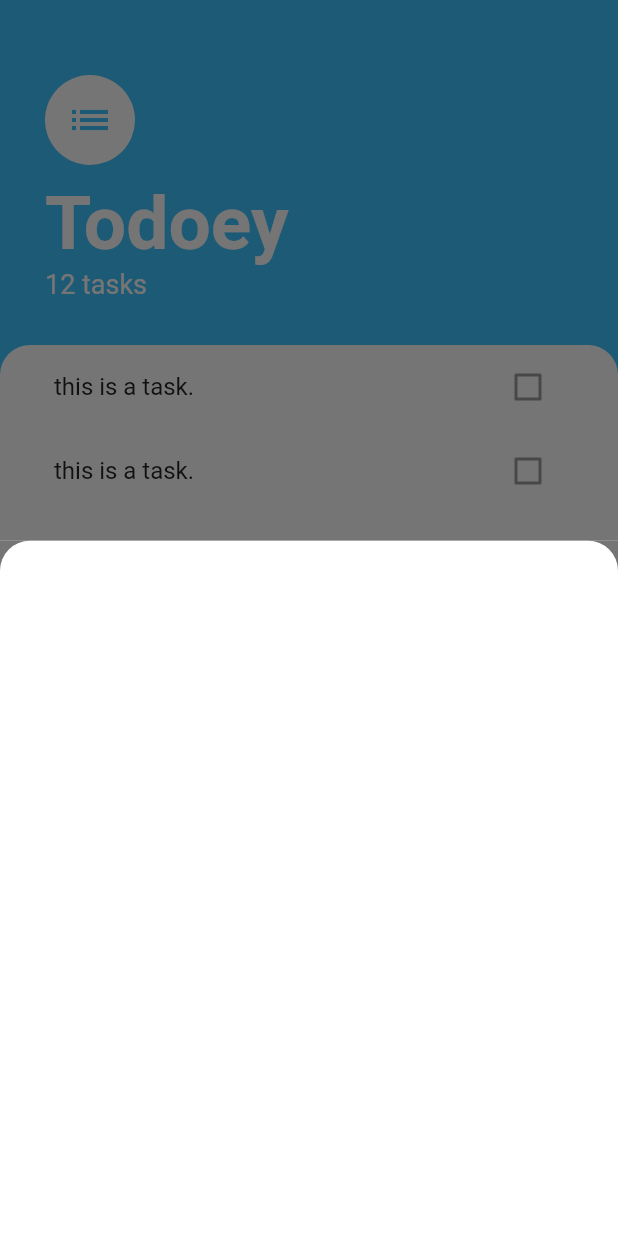
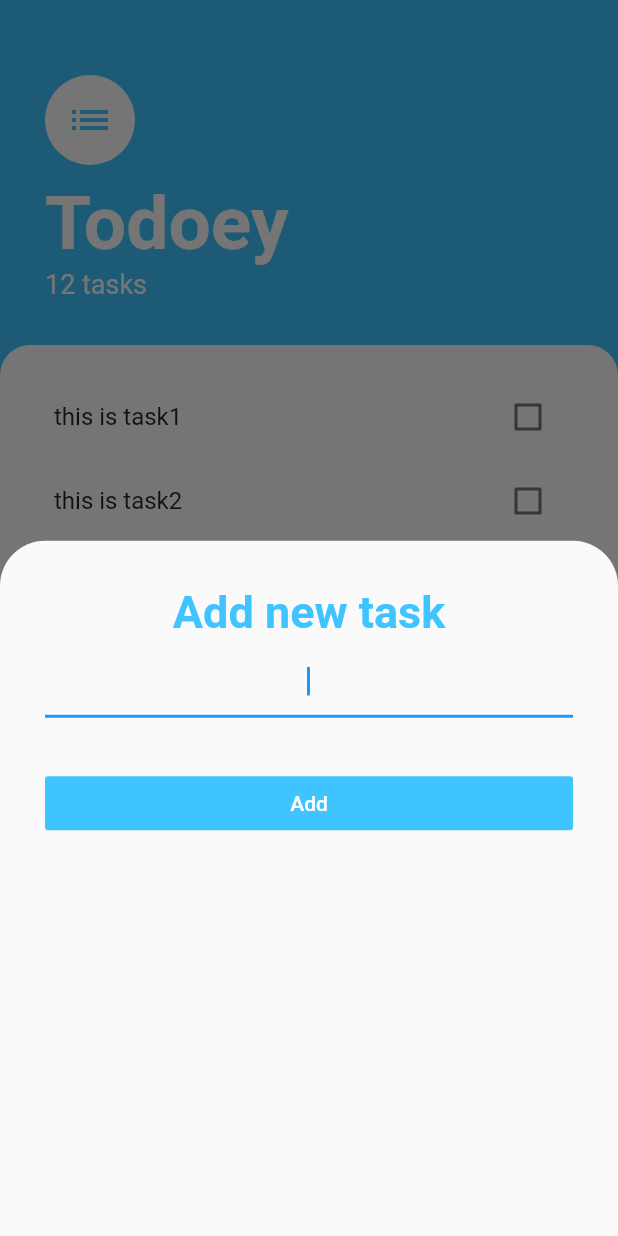
Before and after one commit to HamzaMihfad/todoey_flutter, a Flutter app: the screen it shows after launch, after a tap on the "add" icon, on a phone screen of 412 x 824 dp. Run offline on Flutter 3.47's test engine with Material 2 defaults, Android fonts, the phone set to English and light mode, and no system bars.

Commit message:
ListView builder

```diff
--- /dev/null
+++ b/lib/models/task.dart
@@ -0,0 +1,9 @@
+class Task {
+  final String name;
+  bool isDone;
+
+  Task({this.name, this.isDone = false});
+  void toggleIsDone() {
+    isDone = !isDone;
+  }
+}
--- a/lib/screens/TasksScreen.dart
+++ b/lib/screens/TasksScreen.dart
@@ -18,7 +18,15 @@ class TasksScreen extends StatelessWidget {
         backgroundColor: Colors.lightBlueAccent,
         onPressed: () {
           showModalBottomSheet(
-              context: context, builder: (context) => AddTaskScreen());
+            //isScrollControlled: true,
+            shape: RoundedRectangleBorder(
+              borderRadius: BorderRadius.vertical(
+                top: Radius.circular(30),
+              ),
+            ),
+            context: context,
+            builder: (context) => AddTaskScreen(),
+          );
         },
         child: Icon(
           Icons.add,
--- a/lib/screens/addTask.dart
+++ b/lib/screens/addTask.dart
@@ -4,13 +4,42 @@ class AddTaskScreen extends StatelessWidget {
   @override
   Widget build(BuildContext context) {
     return Container(
-      color: Color(0xff757575),
-      child: Container(
-        decoration: BoxDecoration(
-            color: Colors.white,
-            borderRadius: BorderRadius.only(
-                topRight: Radius.circular(20.0),
-                topLeft: Radius.circular(20.0))),
+      padding: EdgeInsets.all(30.0),
+      child: Column(
+        crossAxisAlignment: CrossAxisAlignment.stretch,
+        children: [
+          Text(
+            'Add new task',
+            textAlign: TextAlign.center,
+            style: TextStyle(
+                color: Colors.lightBlueAccent,
+                fontSize: 30.0,
+                fontWeight: FontWeight.bold),
+          ),
+          SizedBox(
+            height: 5.0,
+          ),
+          TextField(
+            autofocus: true,
+            textAlign: TextAlign.center,
+            onChanged: (value) {},
+          ),
+          SizedBox(
+            height: 33.0,
+          ),
+          FlatButton(
+            color: Colors.lightBlueAccent,
+            child: Container(
+              width: 90.0,
+              child: Text(
+                'Add',
+                style: TextStyle(color: Colors.white),
+                textAlign: TextAlign.center,
+              ),
+            ),
+            onPressed: () {},
+          )
+        ],
       ),
     );
   }
--- a/lib/widgets/taskTile.dart
+++ b/lib/widgets/taskTile.dart
@@ -1,12 +1,24 @@
 import 'package:flutter/material.dart';
 
 class TaskTile extends StatelessWidget {
+  final bool isChecked;
+  final String taskTitle;
+  final Function toggleCheckboxState;
+  TaskTile({this.isChecked, this.taskTitle, this.toggleCheckboxState});
+
   @override
   Widget build(BuildContext context) {
     return ListTile(
-      title: Text('this is a task.'),
+      title: Text(
+        taskTitle,
+        style: TextStyle(
+            decoration:
+                isChecked ? TextDecoration.lineThrough : TextDecoration.none),
+      ),
       trailing: Checkbox(
-        value: false,
+        value: isChecked,
+        activeColor: Colors.lightBlueAccent,
+        onChanged: toggleCheckboxState,
       ),
     );
   }
--- a/lib/widgets/tasksList.dart
+++ b/lib/widgets/tasksList.dart
@@ -1,19 +1,39 @@
 import 'package:flutter/material.dart';
 import 'package:todoey_flutter/widgets/taskTile.dart';
+import 'package:todoey_flutter/models/task.dart';
 
-class TasksList extends StatelessWidget {
+class TasksList extends StatefulWidget {
+  @override
+  _TasksListState createState() => _TasksListState();
+}
+
+class _TasksListState extends State<TasksList> {
+  List<Task> tasks = [
+    Task(name: 'this is task1'),
+    Task(name: 'this is task2'),
+    Task(name: 'this is task3'),
+    Task(name: 'this is task4'),
+    Task(name: 'this is task1'),
+  ];
+
   @override
   Widget build(BuildContext context) {
-    return ListView(
-      padding: EdgeInsets.symmetric(horizontal: 20.0),
-      children: [
-        TaskTile(),
-        TaskTile(),
-        TaskTile(),
-        TaskTile(),
-        TaskTile(),
-        TaskTile(),
-      ],
+    return Container(
+      padding: EdgeInsets.all(20.0),
+      child: ListView.builder(
+        itemBuilder: (context, index) {
+          return TaskTile(
+            taskTitle: tasks[index].name,
+            isChecked: tasks[index].isDone,
+            toggleCheckboxState: (newValue) {
+              setState(() {
+                tasks[index].toggleIsDone();
+              });
+            },
+          );
+        },
+        itemCount: tasks.length,
+      ),
     );
   }
 }
```
